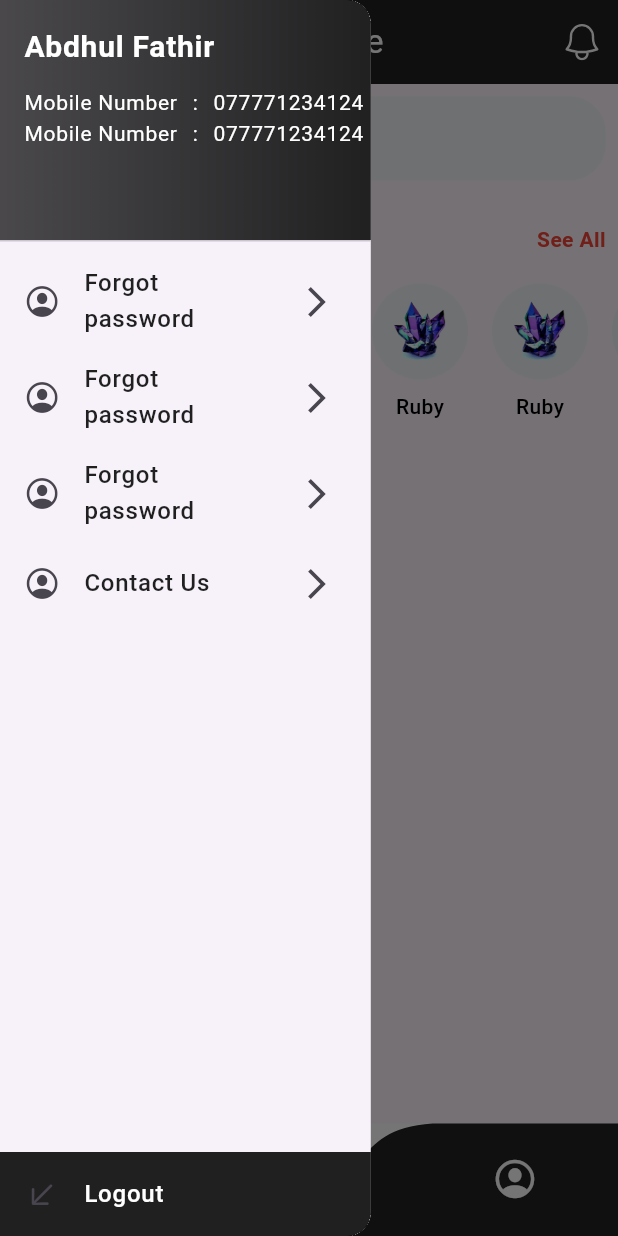
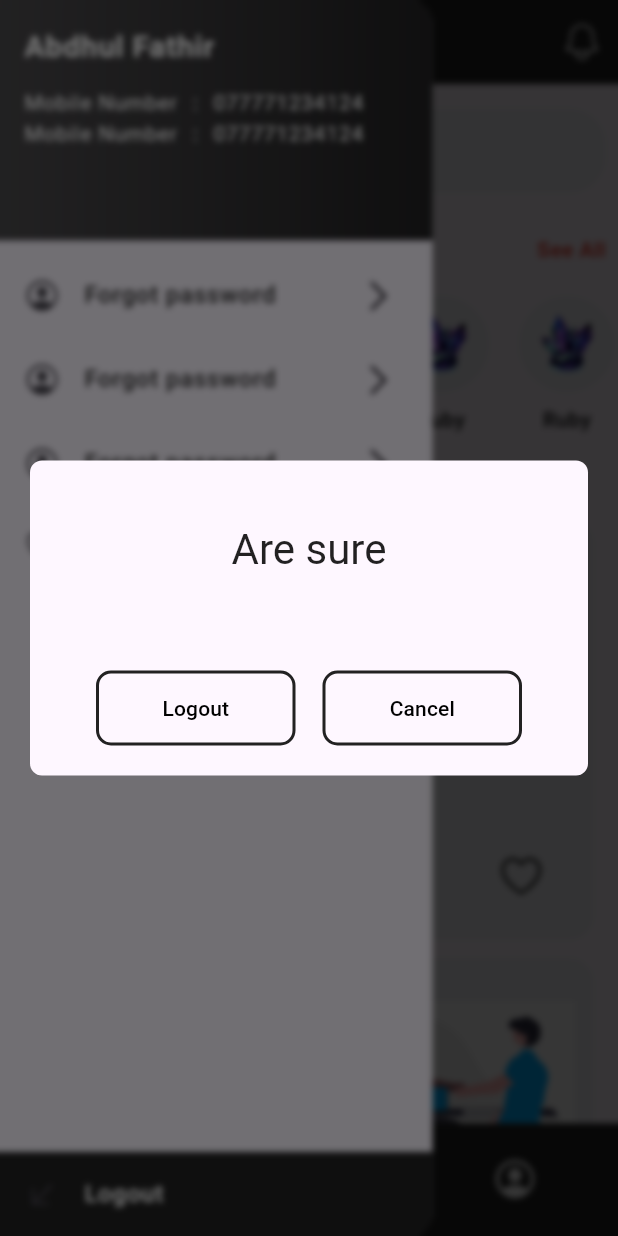
Before and after one commit to Sabithfulail/gem_book_mobile_app, a Flutter app: the HomeView screen opened by its route, in the side drawer, after a tap on "Logout", on a phone screen of 412 x 824 dp. Run offline on Flutter 3.47's test engine with Material 3 defaults, Android fonts, the phone set to English and light mode, and no system bars; drawn by our look-alikes of curved_navigation_bar; our stand-ins replace flutter_svg, sizer.

```diff
--- a/lib/features/presentation/views/home_view/home_view.dart
+++ b/lib/features/presentation/views/home_view/home_view.dart
@@ -1,14 +1,16 @@
+import 'package:curved_navigation_bar/curved_navigation_bar.dart';
 import 'package:flutter/cupertino.dart';
 import 'package:flutter/material.dart';
 import 'package:flutter_svg/svg.dart';
+import 'package:gem_book/features/presentation/widgets/gem_card.dart';
 import 'package:gem_book/units/app_strings.dart';
 import 'package:sizer/sizer.dart';
 import '../../../../units/app_colors.dart';
 import '../../../../units/app_images.dart';
-import 'package:curved_navigation_bar/curved_navigation_bar.dart';
-
 import '../../../../units/app_styling.dart';
 import '../../../../units/routes.dart';
+import '../../widgets/common_dialog_box.dart';
+import '../../widgets/gem.dart';
 
 class HomeView extends StatefulWidget {
   const HomeView({super.key});
@@ -23,6 +25,28 @@ class _HomeViewState extends State<HomeView> {
   String agentId = "";
   String batchId = "";
   String mobileNumber = "077771234124";
+  List<Gem> listGems = [
+    Gem(
+        imagePath: AppImages.intoImg,
+        name: 'Sapphire ',
+        price: '12000',
+        type: 'Sep'),
+    Gem(
+        imagePath: AppImages.intoImg,
+        name: 'Topaz ',
+        price: '300000',
+        type: 'Top'),
+    Gem(
+        imagePath: AppImages.intoImg,
+        name: 'Amethyst',
+        price: '1300',
+        type: 'Ame'),
+    Gem(
+        imagePath: AppImages.intoImg,
+        name: 'Aquamarine',
+        price: '14200',
+        type: 'Aqu'),
+  ];
 
   @override
   Widget build(BuildContext context) {
@@ -34,7 +58,12 @@ class _HomeViewState extends State<HomeView> {
         child: Column(
           children: [
             Padding(
-                padding: EdgeInsets.all(2.w),
+                padding: EdgeInsets.only(
+                  bottom: 2.h,
+                  top: 2.h,
+                  left: 2.w,
+                  right: 2.w,
+                ),
                 child: Container(
                   decoration: const BoxDecoration(
                       color: Color(0xffF3F5F7),
@@ -56,17 +85,9 @@ class _HomeViewState extends State<HomeView> {
                         ),
                       )),
                 )),
-            const SizedBox(height: 10),
-            _seeAllView(context, "Categories", () {
-              print("Hi");
-            }),
-            // Row(
-            //   children: [
-            //     _categoriesView(AppImages.icGem, "Ruby"),
-            //   ],
-            // ),
+            _seeAllView(context, "Categories", () {}),
             SizedBox(
-              height: 200,
+              height: 130,
               child: ListView(
                 scrollDirection: Axis.horizontal,
                 physics: const BouncingScrollPhysics(),
@@ -82,7 +103,68 @@ class _HomeViewState extends State<HomeView> {
                   _categoriesView(AppImages.icGem, "Ruby"),
                 ],
               ),
-            )
+            ),
+            SizedBox(height: 2.h),
+            // GridView.builder(
+            //   itemCount: listGems.length,
+            //   gridDelegate: const SliverGridDelegateWithFixedCrossAxisCount(
+            //     crossAxisCount: 2,
+            //   ),
+            //   itemBuilder: (BuildContext context, int index) {
+            //     GemCardWidget(
+            //       imagePath: listGems[index].imagePath,
+            //       name: listGems[index].name,
+            //       price: listGems[index].price,
+            //       onTapCallback: () {  },
+            //     );
+            //   },
+            //
+            // ),
+            // Container(
+            //   padding: const EdgeInsets.all(8.0),
+            //   child: GridView(
+            //     gridDelegate: const SliverGridDelegateWithFixedCrossAxisCount(
+            //         crossAxisCount: 2),
+            //     children: List.generate(
+            //         listGems.length,
+            //         (index) => GemCardWidget(
+            //               imagePath: listGems[index].imagePath,
+            //               name: listGems[index].name,
+            //               price: listGems[index].price,
+            //               onTapCallback: () {},
+            //             ),
+            //     ),
+            //   ),
+            // ),
+            Row(
+              children: [
+                GemCardWidget(
+                    imagePath: listGems[0].imagePath,
+                    name: listGems[0].name,
+                    price: listGems[0].price,
+                    onTapCallback: () {}),
+                GemCardWidget(
+                    imagePath: listGems[0].imagePath,
+                    name: listGems[0].name,
+                    price: listGems[0].price,
+                    onTapCallback: () {}),
+              ],
+            ),
+            Row(
+              children: [
+                GemCardWidget(
+                    imagePath: listGems[0].imagePath,
+                    name: listGems[0].name,
+                    price: listGems[0].price,
+                    onTapCallback: () {}),
+                GemCardWidget(
+                    imagePath: listGems[0].imagePath,
+                    name: listGems[0].name,
+                    price: listGems[0].price,
+                    onTapCallback: () {}),
+              ],
+            ),
+            SizedBox(height: 5.h)
           ],
         ),
       ),
@@ -92,7 +174,7 @@ class _HomeViewState extends State<HomeView> {
 
   _drawerView() {
     return Drawer(
-      width: 60.w,
+      width: 70.w,
       child: Column(
         children: [
           DrawerHeader(
@@ -110,9 +192,6 @@ class _HomeViewState extends State<HomeView> {
                 const SizedBox(
                   height: 12,
                 ),
-                Row(
-                  mainAxisAlignment: MainAxisAlignment.start,
-                  children: [
                 Column(
                   crossAxisAlignment: CrossAxisAlignment.start,
                   children: [
@@ -170,8 +249,6 @@ class _HomeViewState extends State<HomeView> {
                 ),
               ],
             ),
-              ],
-            ),
           ),
           ListTile(
             leading: const SizedBox(
@@ -211,12 +288,14 @@ class _HomeViewState extends State<HomeView> {
           ),
           ListTile(
             leading: const SizedBox(
-              child: Icon(CupertinoIcons.profile_circled),
+              child: Icon(CupertinoIcons.phone),
             ),
             title: Text(AppStrings.contactUs,
                 style: AppStyling.bold500TextSize16
                     .copyWith(color: AppColors.baseColor)),
-            onTap: () {},
+            onTap: () {
+              Navigator.pushNamed(context, Routes.kContactUsPage);
+            },
             trailing: const Icon(
               Icons.arrow_forward_ios,
             ),
@@ -230,7 +309,22 @@ class _HomeViewState extends State<HomeView> {
             title: Text(AppStrings.logout,
                 style:
                     AppStyling.bold500TextSize16.copyWith(color: Colors.white)),
-            onTap: () {},
+            onTap: () {
+              showDialog(
+                  context: context,
+                  builder: (ctx) => CommonDialog(
+                      title: "Are sure",
+                      buttonTitle1: "Logout",
+                      buttonTitle2: "Cancel",
+                      onPressBtn1: () {
+                        Navigator.pop(context);
+                        Navigator.popUntil(
+                            context, ModalRoute.withName(Routes.kLoginView));
+                      },
+                      onPressBtn2: () {
+                        Navigator.pop(context);
+                      }));
+            },
           ),
         ],
       ),
@@ -317,9 +411,7 @@ class _HomeViewState extends State<HomeView> {
 
   Widget _categoriesView(String imagePath, String catName) {
     return Padding(
-      padding: const EdgeInsets.all(8.0),
-      child: Expanded(
-        flex: 1,
+      padding: const EdgeInsets.all(10),
       child: Column(
         children: [
           CircleAvatar(
@@ -343,7 +435,6 @@ class _HomeViewState extends State<HomeView> {
           )
         ],
       ),
-      ),
     );
   }
 }
--- /dev/null
+++ b/lib/features/presentation/widgets/common_dialog_box.dart
@@ -0,0 +1,113 @@
+import 'dart:ui';
+import 'package:flutter/material.dart';
+
+import '../../../units/app_colors.dart';
+
+class CommonDialog extends StatelessWidget {
+  const CommonDialog({
+    super.key,
+    required this.title,
+    this.description,
+    this.color,
+    required this.buttonTitle1,
+    required this.buttonTitle2,
+    required this.onPressBtn1,
+    required this.onPressBtn2,
+  });
+
+  final String title;
+  final String? description;
+  final String buttonTitle1;
+  final String buttonTitle2;
+  final Function() onPressBtn1;
+  final Function() onPressBtn2;
+  final Color? color;
+
+  @override
+  Widget build(BuildContext context) {
+    return BackdropFilter(
+      filter: ImageFilter.blur(sigmaX: 2, sigmaY: 2),
+      child: Container(
+        alignment: FractionalOffset.center,
+        padding: const EdgeInsets.all(20),
+        child: Material(
+          borderRadius: const BorderRadius.all(
+            Radius.circular(
+              8,
+            ),
+          ),
+          child: Wrap(
+            children: [
+              Container(
+                padding: const EdgeInsets.all(20),
+                width: MediaQuery.of(context).size.width,
+                child: Column(
+                  children: [
+                    const SizedBox(
+                      height: 21,
+                    ),
+                    Text(
+                      title,
+                      style: Theme.of(context).textTheme.headlineMedium!.copyWith(
+                        color: AppColors.baseColor,
+                      ),
+                    ),
+                    const SizedBox(
+                      height: 21,
+                    ),
+                    Text(
+                      description ?? '',
+                      textAlign: TextAlign.center,
+                      style: Theme.of(context).textTheme.bodyMedium!.copyWith(
+                        color: AppColors.appTextGrayColor,
+                      ),
+                    ),
+                    const SizedBox(
+                      height: 21,
+                    ),
+                    Row(
+                      mainAxisAlignment: MainAxisAlignment.center,
+                      children: [
+                        Container(
+                          width: 133,
+                          height: 50,
+                          decoration: BoxDecoration(
+                              borderRadius: BorderRadius.circular(10),
+                              border: Border.all(color: AppColors.baseColor ,width: 2)
+                          ),
+                          child: Center(
+                            child: TextButton(
+                                onPressed: onPressBtn1,
+                                child: Text(buttonTitle1 ,style: const TextStyle(color:Colors.black),)),
+                          ),
+                        ),
+                        const SizedBox(
+                          width: 18,
+                        ),
+                        Container(
+                          width: 133,
+                          height: 50,
+                          decoration: BoxDecoration(
+                              borderRadius: BorderRadius.circular(10),
+                              border: Border.all(color: AppColors.baseColor ,width: 2),
+                            // gradient: AppColors.primaryGradient
+                          ),
+                          child: Center(
+                            child: TextButton(
+                                onPressed: onPressBtn2,
+                                child: Text(buttonTitle2 ,style: const TextStyle(color:Colors.black),)),
+                          ),
+                        ),
+
+                      ],
+                    )
+                  ],
+                ),
+              )
+            ],
+          ),
+        ),
+      ),
+    );
+  }
+}
--- /dev/null
+++ b/lib/features/presentation/widgets/gem.dart
@@ -0,0 +1,13 @@
+import 'package:flutter/material.dart';
+
+class Gem{
+  final String imagePath;
+  final String name;
+  final String price;
+  final String type;
+  Gem({
+    required this.imagePath,
+    required this.name,
+    required this.price,
+    required this.type});
+}
--- /dev/null
+++ b/lib/features/presentation/widgets/gem_card.dart
@@ -0,0 +1,74 @@
+import 'package:flutter/cupertino.dart';
+import 'package:flutter/material.dart';
+import 'package:sizer/sizer.dart';
+
+class GemCardWidget extends StatelessWidget {
+  final String imagePath;
+  final String name;
+  final String price;
+  final VoidCallback onTapCallback;
+
+  const GemCardWidget(
+      {super.key,
+      required this.imagePath,
+      required this.name,
+      required this.price,
+      required this.onTapCallback});
+
+  @override
+  Widget build(BuildContext context) {
+    return InkWell(
+      onTap: () => onTapCallback(),
+      child: Padding(
+        padding: EdgeInsets.only(left: 1.5.h,top: 1.5.h),
+        child: Container(
+          height: 68.w,
+            width: 45.w,
+            decoration: BoxDecoration(
+              borderRadius:BorderRadius.circular(16.0),
+              color:  const Color(0xffF3F5F7),
+            ),
+            child: Padding(
+              padding: EdgeInsets.all(1.5.h),
+              child: Column(
+                children: [
+                  Image.asset(
+                    imagePath,
+                    width: 40.w,
+                    height: 40.w,
+                  ),
+                  SizedBox(height: 2.h),
+                  Container(
+                    alignment: Alignment.centerLeft,
+                    child: Text(
+                      name,
+                      style: const TextStyle(
+                          fontSize: 14,
+                          fontWeight: FontWeight.bold,
+                          color: Colors.black),
+                    ),
+                  ),
+                  SizedBox(height: 1.h),
+                  Row(
+                    children: [
+                      Text(
+                        price,
+                        style: const TextStyle(
+                            color: Color(0xffFF324B),
+                            fontSize: 16,
+                            fontWeight: FontWeight.bold),
+                      ),
+                       SizedBox(width: 15.w),
+                       const Icon(
+                        CupertinoIcons.heart,
+                        size: 32,
+                      )
+                    ],
+                  )
+                ],
+              ),
+            )),
+      ),
+    );
+  }
+}
--- /dev/null
+++ b/lib/units/app_enums.dart
@@ -0,0 +1,3 @@
+// ignore_for_file: constant_identifier_names
+
+enum GemType { SUCCESS, FAIL }
--- a/lib/units/routes.dart
+++ b/lib/units/routes.dart
@@ -1,6 +1,7 @@
 import 'package:flutter/material.dart';
 import 'package:gem_book/features/presentation/views/login/login_view.dart';
 
+import '../features/presentation/views/contact_us/contact_us.dart';
 import '../features/presentation/views/home_view/home_view.dart';
 import '../features/presentation/views/intro/intro_page.dart';
 import '../features/presentation/views/login/sign_up_view.dart';
@@ -14,6 +15,7 @@ class Routes {
   static const String kHomeView = 'kHomeView';
   static const String kSignUpView = 'kSignUpView';
   static const String kIntroPage = 'kIntroPage';
+  static const String kContactUsPage = 'kContactUsPage';
 
 
 
@@ -46,6 +48,11 @@ class Routes {
           builder: (_) => const IntroPage(),
           settings: const RouteSettings(name: kIntroPage),
         );
+      case Routes.kContactUsPage:
+        return MaterialPageRoute(
+          builder: (_) => const ContactUsPage(),
+          settings: const RouteSettings(name: kIntroPage),
+        );
 
 
 
--- a/pubspec.yaml
+++ b/pubspec.yaml
@@ -37,6 +37,7 @@ dependencies:
   cupertino_icons: ^1.0.6
   sizer: ^2.0.15
   flutter_svg: ^1.1.4
+  url_launcher: ^6.2.5
   curved_navigation_bar: ^1.0.3
 
 dev_dependencies:
```
Also changed, not shown: lib/features/presentation/views/contact_us/contact_us.dart (added, +72 -0 lines), lib/features/presentation/widgets/common_appbar.dart (added, +49 -0 lines), 5 other files. Lines whose indentation alone changed are shown as unchanged.
